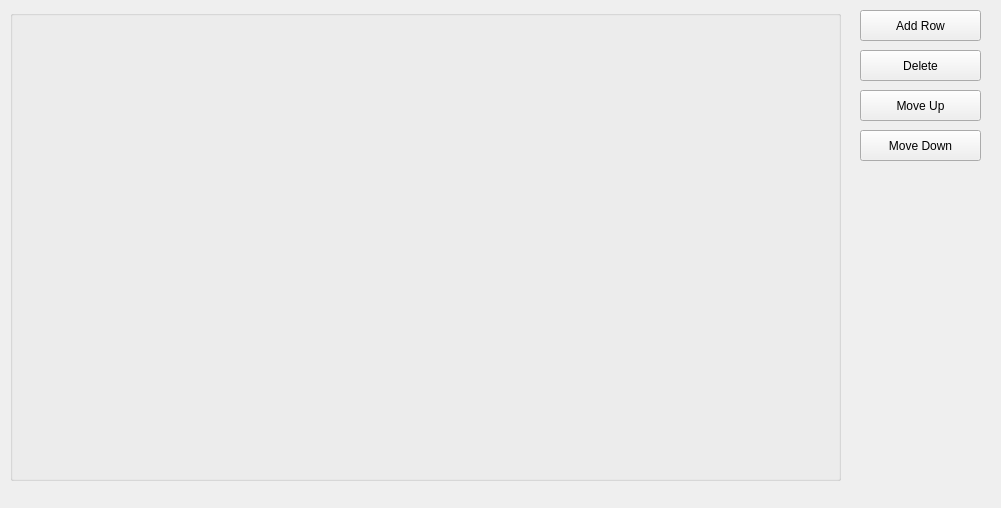
Old version of the form sample/sample_main.ui in the repository acebelaro/PyQtScrollableTable.
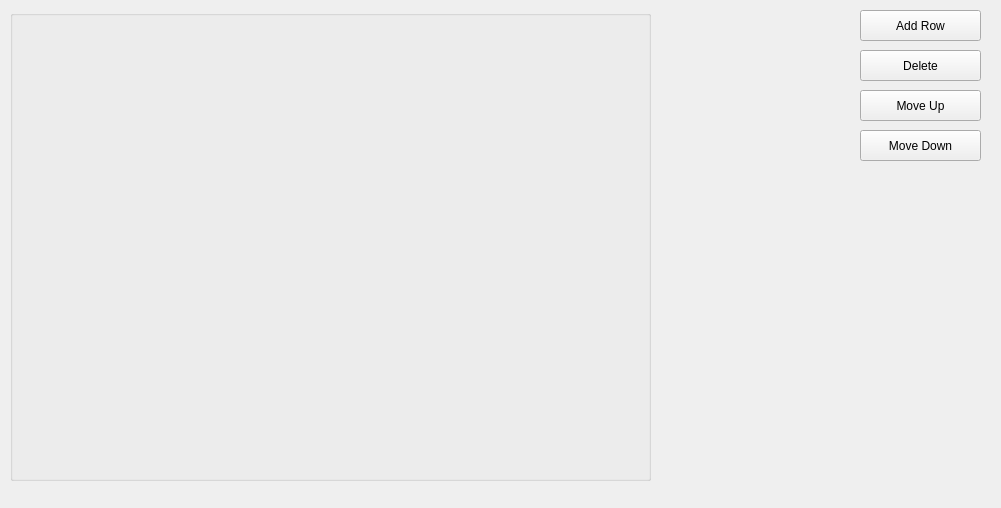
New version of the form.

Patch:
```diff
--- a/sample/sample_main.ui
+++ b/sample/sample_main.ui
@@ -25,7 +25,7 @@
      <rect>
       <x>10</x>
       <y>10</y>
-      <width>831</width>
+      <width>641</width>
       <height>471</height>
      </rect>
     </property>
```
